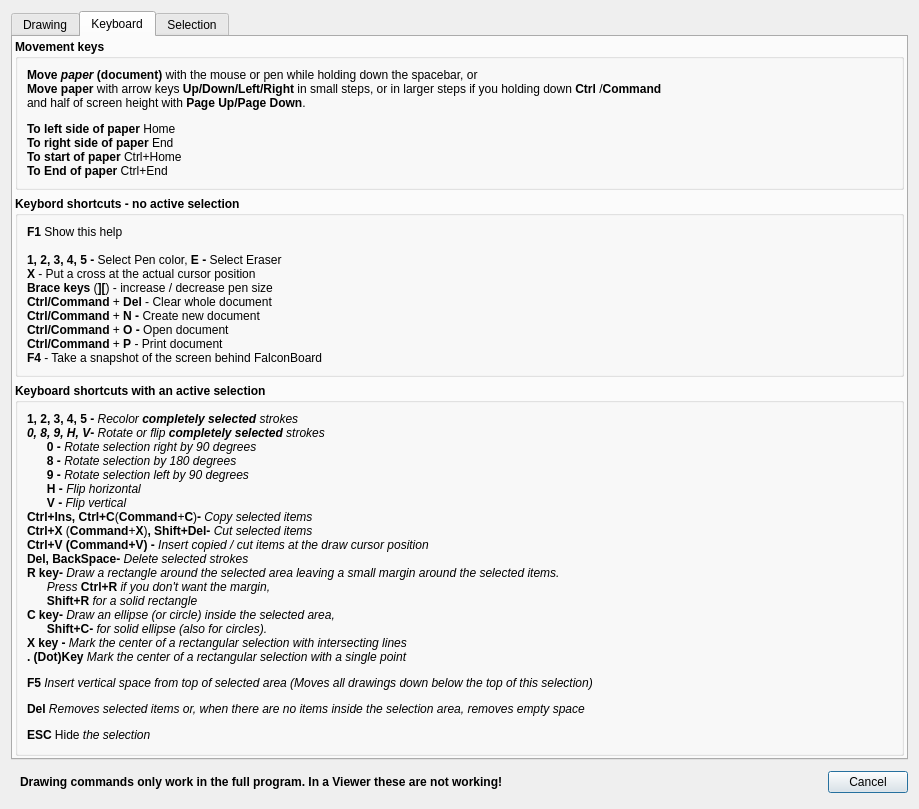
Old version of the form FalconBoard/helpdialog.ui in the repository solyoma/FalconBoard.
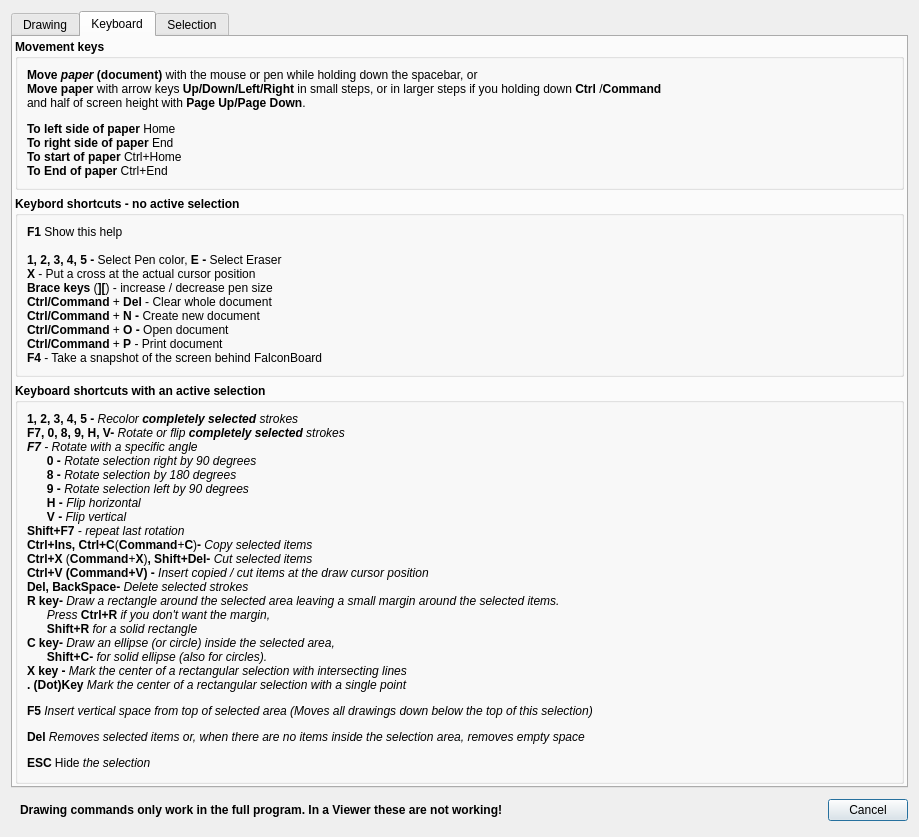
New version of the form. The open tabs and pages were chosen to show the change.

Commit message: added rotation to any angle bugfix: rotation BUG: repeated rotations loose precision BUG:Load and Save Help dialog change BUG:translation

```diff
--- a/FalconBoard/helpdialog.ui
+++ b/FalconBoard/helpdialog.ui
@@ -369,7 +369,7 @@
              </font>
             </property>
             <property name="text">
-             <string>&lt;html&gt;&lt;head/&gt;&lt;body&gt;&lt;p&gt;&lt;span style=&quot; font-weight:600;&quot;&gt;1, 2, 3, 4, 5 - &lt;/span&gt;&lt;span style=&quot; font-style:italic;&quot;&gt;Recolor &lt;/span&gt;&lt;span style=&quot; font-weight:600; font-style:italic;&quot;&gt;completely selected&lt;/span&gt;&lt;span style=&quot; font-style:italic;&quot;&gt; strokes&lt;br/&gt;&lt;/span&gt;&lt;span style=&quot; font-weight:600; font-style:italic;&quot;&gt;0, 8, 9, H, V&lt;/span&gt;&lt;span style=&quot; font-weight:600;&quot;&gt;- &lt;/span&gt;&lt;span style=&quot; font-style:italic;&quot;&gt;Rotate or flip &lt;/span&gt;&lt;span style=&quot; font-weight:600; font-style:italic;&quot;&gt;completely selected&lt;/span&gt;&lt;span style=&quot; font-style:italic;&quot;&gt; strokes &lt;br/&gt;&lt;/span&gt;&lt;span style=&quot; font-weight:600;&quot;&gt;&amp;nbsp;&amp;nbsp;&amp;nbsp;&amp;nbsp;&amp;nbsp;&amp;nbsp;0 - &lt;/span&gt;&lt;span style=&quot; font-style:italic;&quot;&gt;Rotate selection right by 90 degrees&lt;/span&gt;&lt;br/&gt;&lt;span style=&quot; font-weight:600;&quot;&gt;&amp;nbsp;&amp;nbsp;&amp;nbsp;&amp;nbsp;&amp;nbsp;&amp;nbsp;8 - &lt;/span&gt;&lt;span style=&quot; font-style:italic;&quot;&gt;Rotate selection by 180 degrees&lt;/span&gt;&lt;br/&gt;&lt;span style=&quot; font-weight:600;&quot;&gt;&amp;nbsp;&amp;nbsp;&amp;nbsp;&amp;nbsp;&amp;nbsp;&amp;nbsp;9 - &lt;/span&gt;&lt;span style=&quot; font-style:italic;&quot;&gt;Rotate selection left by 90 degrees&lt;br/&gt;&lt;/span&gt;&lt;span style=&quot; font-weight:600;&quot;&gt;&amp;nbsp;&amp;nbsp;&amp;nbsp;&amp;nbsp;&amp;nbsp;&amp;nbsp;H - &lt;/span&gt;&lt;span style=&quot; font-style:italic;&quot;&gt;Flip horizontal&lt;/span&gt;&lt;br/&gt;&lt;span style=&quot; font-weight:600;&quot;&gt;&amp;nbsp;&amp;nbsp;&amp;nbsp;&amp;nbsp;&amp;nbsp;&amp;nbsp;V - &lt;/span&gt;&lt;span style=&quot; font-style:italic;&quot;&gt;Flip vertical&lt;br/&gt;&lt;/span&gt;&lt;span style=&quot; font-weight:600;&quot;&gt;Ctrl+Ins, Ctrl+C&lt;/span&gt;(&lt;span style=&quot; font-weight:600;&quot;&gt;Command&lt;/span&gt;+&lt;span style=&quot; font-weight:600;&quot;&gt;C&lt;/span&gt;)&lt;span style=&quot; font-weight:600;&quot;&gt;- &lt;/span&gt;&lt;span style=&quot; font-style:italic;&quot;&gt;Copy selected items &lt;br/&gt;&lt;/span&gt;&lt;span style=&quot; font-weight:600;&quot;&gt;Ctrl+X &lt;/span&gt;(&lt;span style=&quot; font-weight:600;&quot;&gt;Command&lt;/span&gt;+&lt;span style=&quot; font-weight:600;&quot;&gt;X&lt;/span&gt;)&lt;span style=&quot; font-weight:600;&quot;&gt;, Shift+Del- &lt;/span&gt;&lt;span style=&quot; font-style:italic;&quot;&gt;Cut selected items&lt;br/&gt;&lt;/span&gt;&lt;span style=&quot; font-weight:600;&quot;&gt;Ctrl+V (Command+V) - &lt;/span&gt;&lt;span style=&quot; font-style:italic;&quot;&gt;Insert copied / cut items at the draw cursor position&lt;br/&gt;&lt;/span&gt;&lt;span style=&quot; font-weight:600;&quot;&gt;Del, BackSpace- &lt;/span&gt;&lt;span style=&quot; font-style:italic;&quot;&gt;Delete selected strokes &lt;br/&gt;&lt;/span&gt;&lt;span style=&quot; font-weight:600;&quot;&gt;R key- &lt;/span&gt;&lt;span style=&quot; font-style:italic;&quot;&gt;Draw a rectangle around the selected area leaving a small margin around the selected items. &lt;br/&gt;&amp;nbsp;&amp;nbsp;&amp;nbsp;&amp;nbsp;&amp;nbsp;&amp;nbsp;Press &lt;/span&gt;&lt;span style=&quot; font-weight:600;&quot;&gt;Ctrl+R &lt;/span&gt;&lt;span style=&quot; font-style:italic;&quot;&gt;if you don't want the margin, &lt;br/&gt;&lt;/span&gt;&lt;span style=&quot; font-weight:600;&quot;&gt;&amp;nbsp;&amp;nbsp;&amp;nbsp;&amp;nbsp;&amp;nbsp;&amp;nbsp;Shift+R&lt;/span&gt;&lt;span style=&quot; font-style:italic;&quot;&gt; for a solid rectangle&lt;/span&gt;&lt;span style=&quot; font-weight:600; font-style:italic;&quot;&gt;&lt;br/&gt;&lt;/span&gt;&lt;span style=&quot; font-weight:600;&quot;&gt;C key- &lt;/span&gt;&lt;span style=&quot; font-style:italic;&quot;&gt;Draw an ellipse (or circle) inside the selected area,&lt;br/&gt;&lt;/span&gt;&lt;span style=&quot; font-weight:600;&quot;&gt;&amp;nbsp;&amp;nbsp;&amp;nbsp;&amp;nbsp;&amp;nbsp;&amp;nbsp;Shift+C- &lt;/span&gt;&lt;span style=&quot; font-style:italic;&quot;&gt;for solid ellipse (also for circles).&lt;br/&gt;&lt;/span&gt;&lt;span style=&quot; font-weight:600;&quot;&gt;X key - &lt;/span&gt;&lt;span style=&quot; font-style:italic;&quot;&gt;Mark the center of a rectangular selection with intersecting lines&lt;/span&gt;&lt;br/&gt;&lt;span style=&quot; font-weight:600;&quot;&gt;. (Dot)Key&lt;/span&gt;&lt;span style=&quot; font-style:italic;&quot;&gt; Mark the center of a rectangular selection with a single point&lt;/span&gt;&lt;/p&gt;&lt;p&gt;&lt;span style=&quot; font-weight:600;&quot;&gt;F5 &lt;/span&gt;&lt;span style=&quot; font-style:italic;&quot;&gt;Insert vertical space from top of selected area (Moves all drawings down below the top of this selection)&lt;/span&gt;&lt;/p&gt;&lt;p&gt;&lt;span style=&quot; font-weight:600;&quot;&gt;Del &lt;/span&gt;&lt;span style=&quot; font-style:italic;&quot;&gt;Removes selected items or, when there are no items inside the selection area, removes empty space&lt;/span&gt;&lt;/p&gt;&lt;p&gt;&lt;span style=&quot; font-weight:600;&quot;&gt;ESC &lt;/span&gt;Hide&lt;span style=&quot; font-style:italic;&quot;&gt; the selection&lt;/span&gt;&lt;/p&gt;&lt;/body&gt;&lt;/html&gt;</string>
+             <string>&lt;html&gt;&lt;head/&gt;&lt;body&gt;&lt;p&gt;&lt;span style=&quot; font-weight:600;&quot;&gt;1, 2, 3, 4, 5 - &lt;/span&gt;&lt;span style=&quot; font-style:italic;&quot;&gt;Recolor &lt;/span&gt;&lt;span style=&quot; font-weight:600; font-style:italic;&quot;&gt;completely selected&lt;/span&gt;&lt;span style=&quot; font-style:italic;&quot;&gt; strokes&lt;br/&gt;&lt;/span&gt;&lt;span style=&quot; font-weight:600;&quot;&gt;F7, &lt;/span&gt;&lt;span style=&quot; font-weight:600;&quot;&gt;0, 8, 9, H, V&lt;/span&gt;&lt;span style=&quot; font-weight:600;&quot;&gt;- &lt;/span&gt;&lt;span style=&quot; font-style:italic;&quot;&gt;Rotate or flip &lt;/span&gt;&lt;span style=&quot; font-weight:600; font-style:italic;&quot;&gt;completely selected&lt;/span&gt;&lt;span style=&quot; font-style:italic;&quot;&gt; strokes &lt;br/&gt;&lt;/span&gt;&lt;span style=&quot; font-weight:600; font-style:italic;&quot;&gt;F7 &lt;/span&gt;&lt;span style=&quot; font-style:italic;&quot;&gt;- Rotate with a specific angle&lt;br/&gt;&lt;/span&gt;&lt;span style=&quot; font-weight:600;&quot;&gt;      0 - &lt;/span&gt;&lt;span style=&quot; font-style:italic;&quot;&gt;Rotate selection right by 90 degrees&lt;/span&gt;&lt;br/&gt;&lt;span style=&quot; font-weight:600;&quot;&gt;      8 - &lt;/span&gt;&lt;span style=&quot; font-style:italic;&quot;&gt;Rotate selection by 180 degrees&lt;/span&gt;&lt;br/&gt;&lt;span style=&quot; font-weight:600;&quot;&gt;      9 - &lt;/span&gt;&lt;span style=&quot; font-style:italic;&quot;&gt;Rotate selection left by 90 degrees&lt;br/&gt;&lt;/span&gt;&lt;span style=&quot; font-weight:600;&quot;&gt;      H - &lt;/span&gt;&lt;span style=&quot; font-style:italic;&quot;&gt;Flip horizontal&lt;/span&gt;&lt;br/&gt;&lt;span style=&quot; font-weight:600;&quot;&gt;      V - &lt;/span&gt;&lt;span style=&quot; font-style:italic;&quot;&gt;Flip vertical&lt;br/&gt;&lt;/span&gt;&lt;span style=&quot; font-weight:600;&quot;&gt;Shift+F7&lt;/span&gt;&lt;span style=&quot; font-style:italic;&quot;&gt; - repeat last rotation&lt;br/&gt;&lt;/span&gt;&lt;span style=&quot; font-weight:600;&quot;&gt;Ctrl+Ins, Ctrl+C&lt;/span&gt;(&lt;span style=&quot; font-weight:600;&quot;&gt;Command&lt;/span&gt;+&lt;span style=&quot; font-weight:600;&quot;&gt;C&lt;/span&gt;)&lt;span style=&quot; font-weight:600;&quot;&gt;- &lt;/span&gt;&lt;span style=&quot; font-style:italic;&quot;&gt;Copy selected items &lt;br/&gt;&lt;/span&gt;&lt;span style=&quot; font-weight:600;&quot;&gt;Ctrl+X &lt;/span&gt;(&lt;span style=&quot; font-weight:600;&quot;&gt;Command&lt;/span&gt;+&lt;span style=&quot; font-weight:600;&quot;&gt;X&lt;/span&gt;)&lt;span style=&quot; font-weight:600;&quot;&gt;, Shift+Del- &lt;/span&gt;&lt;span style=&quot; font-style:italic;&quot;&gt;Cut selected items&lt;br/&gt;&lt;/span&gt;&lt;span style=&quot; font-weight:600;&quot;&gt;Ctrl+V (Command+V) - &lt;/span&gt;&lt;span style=&quot; font-style:italic;&quot;&gt;Insert copied / cut items at the draw cursor position&lt;br/&gt;&lt;/span&gt;&lt;span style=&quot; font-weight:600;&quot;&gt;Del, BackSpace- &lt;/span&gt;&lt;span style=&quot; font-style:italic;&quot;&gt;Delete selected strokes &lt;br/&gt;&lt;/span&gt;&lt;span style=&quot; font-weight:600;&quot;&gt;R key- &lt;/span&gt;&lt;span style=&quot; font-style:italic;&quot;&gt;Draw a rectangle around the selected area leaving a small margin around the selected items. &lt;br/&gt;      Press &lt;/span&gt;&lt;span style=&quot; font-weight:600;&quot;&gt;Ctrl+R &lt;/span&gt;&lt;span style=&quot; font-style:italic;&quot;&gt;if you don't want the margin, &lt;br/&gt;&lt;/span&gt;&lt;span style=&quot; font-weight:600;&quot;&gt;      Shift+R&lt;/span&gt;&lt;span style=&quot; font-style:italic;&quot;&gt; for a solid rectangle&lt;/span&gt;&lt;span style=&quot; font-weight:600; font-style:italic;&quot;&gt;&lt;br/&gt;&lt;/span&gt;&lt;span style=&quot; font-weight:600;&quot;&gt;C key- &lt;/span&gt;&lt;span style=&quot; font-style:italic;&quot;&gt;Draw an ellipse (or circle) inside the selected area,&lt;br/&gt;&lt;/span&gt;&lt;span style=&quot; font-weight:600;&quot;&gt;      Shift+C- &lt;/span&gt;&lt;span style=&quot; font-style:italic;&quot;&gt;for solid ellipse (also for circles).&lt;br/&gt;&lt;/span&gt;&lt;span style=&quot; font-weight:600;&quot;&gt;X key - &lt;/span&gt;&lt;span style=&quot; font-style:italic;&quot;&gt;Mark the center of a rectangular selection with intersecting lines&lt;/span&gt;&lt;br/&gt;&lt;span style=&quot; font-weight:600;&quot;&gt;. (Dot)Key&lt;/span&gt;&lt;span style=&quot; font-style:italic;&quot;&gt; Mark the center of a rectangular selection with a single point&lt;/span&gt;&lt;/p&gt;&lt;p&gt;&lt;span style=&quot; font-weight:600;&quot;&gt;F5 &lt;/span&gt;&lt;span style=&quot; font-style:italic;&quot;&gt;Insert vertical space from top of selected area (Moves all drawings down below the top of this selection)&lt;/span&gt;&lt;/p&gt;&lt;p&gt;&lt;span style=&quot; font-weight:600;&quot;&gt;Del &lt;/span&gt;&lt;span style=&quot; font-style:italic;&quot;&gt;Removes selected items or, when there are no items inside the selection area, removes empty space&lt;/span&gt;&lt;/p&gt;&lt;p&gt;&lt;span style=&quot; font-weight:600;&quot;&gt;ESC &lt;/span&gt;Hide&lt;span style=&quot; font-style:italic;&quot;&gt; the selection&lt;/span&gt;&lt;/p&gt;&lt;/body&gt;&lt;/html&gt;</string>
             </property>
            </widget>
           </item>
```
Left out of the diff: 2 changed lines with no effect on the pictures. The commit also changes 17 other files.
